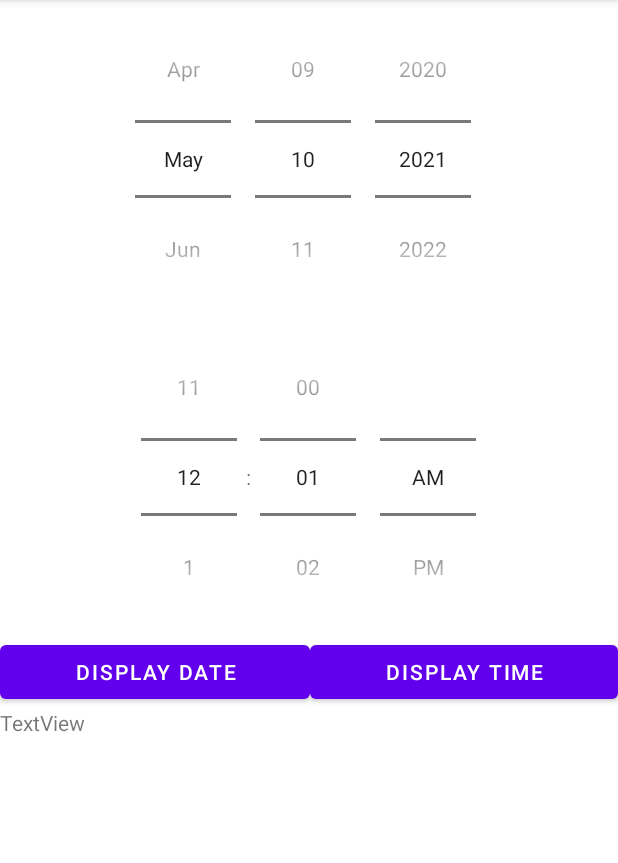
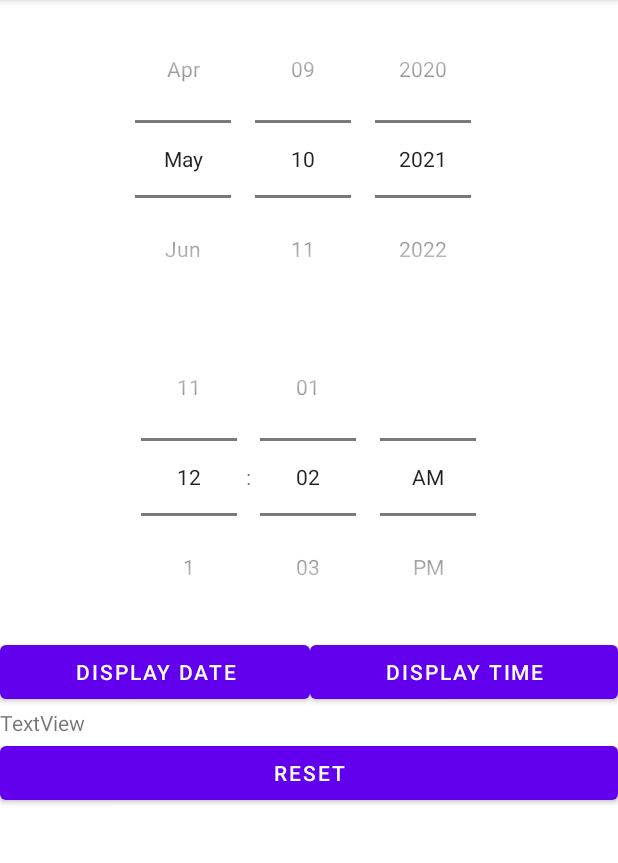
Before and after one commit to Janessang/Demo_Time_and_Date_App, an Android app: the screen it shows after launch (MainActivity), on a phone screen of 412 x 824 dp, the part 84-947 px from its top. Run offline under Robolectric (Android 15) with nearby library versions, the phone set to English and light mode, and no system bars.

Commit message:
changes made

```diff
--- a/app/src/main/java/sg/edu/rp/c346/id20025312/demotimeanddateapp/MainActivity.java
+++ b/app/src/main/java/sg/edu/rp/c346/id20025312/demotimeanddateapp/MainActivity.java
@@ -3,10 +3,13 @@ package sg.edu.rp.c346.id20025312.demotimeanddateapp;
 import androidx.appcompat.app.AppCompatActivity;
 
 import android.os.Bundle;
+import android.view.View;
 import android.widget.Button;
 import android.widget.DatePicker;
 import android.widget.TextView;
 import android.widget.TimePicker;
+
+import java.text.SimpleDateFormat;
 
 public class MainActivity extends AppCompatActivity {
 
@@ -15,10 +18,48 @@ public class MainActivity extends AppCompatActivity {
     Button btnDisplayDate;
     Button btnDisplayTime;
     TextView tvDisplay;
+    Button btnReset;
 
     @Override
     protected void onCreate(Bundle savedInstanceState) {
         super.onCreate(savedInstanceState);
         setContentView(R.layout.activity_main);
+
+        dp = findViewById(R.id.datePicker);
+        tp = findViewById(R.id.timePicker);
+        btnDisplayDate = findViewById(R.id.buttonDisplayDate);
+        btnDisplayTime = findViewById(R.id.buttonDisplayTime);
+        tvDisplay = findViewById(R.id.textViewDisplay);
+        btnReset = findViewById(R.id.buttonReset);
+
+        btnDisplayTime.setOnClickListener(new View.OnClickListener() {
+            @Override
+            public void onClick(View v) {
+                String timeIs = "Time is " + tp.getCurrentHour() + ":" + tp.getCurrentMinute();
+                tvDisplay.setText(timeIs);
+
+            }
+        });
+
+        btnDisplayDate.setOnClickListener(new View.OnClickListener() {
+            @Override
+            public void onClick(View v) {
+                String dateIs = "Date is " + dp.getDayOfMonth() + "/" + dp.getMonth()+1 + "/" + dp.getYear();
+                tvDisplay.setText(dateIs);
+
+            }
+        });
+
+        btnReset.setOnClickListener(new View.OnClickListener() {
+            @Override
+            public void onClick(View view) {
+                tp.setCurrentHour(0);
+                tp.setCurrentMinute(0);
+                dp.updateDate(2020,0+1,01);
+
+            }
+        });
+
+
     }
 }
--- a/app/src/main/res/layout/activity_main.xml
+++ b/app/src/main/res/layout/activity_main.xml
@@ -58,6 +58,12 @@
             android:layout_width="match_parent"
             android:layout_height="wrap_content"
             android:text="TextView" />
+
+        <Button
+            android:id="@+id/buttonReset"
+            android:layout_width="match_parent"
+            android:layout_height="wrap_content"
+            android:text="@string/reset" />
     </LinearLayout>
 
 
--- a/app/src/main/res/values/strings.xml
+++ b/app/src/main/res/values/strings.xml
@@ -2,4 +2,5 @@
     <string name="app_name">DemoTime and Date App</string>
     <string name= "display_date">Display Date</string>
     <string name= "display_time">Display Time</string>
+    <string name= "reset">Reset</string>
 </resources>
```
